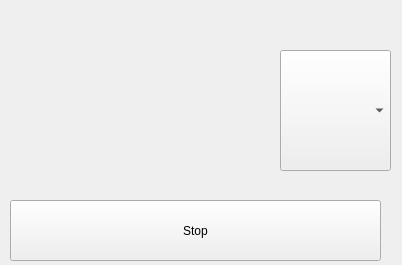
Before: the Qt Designer form FMS/inc/StopCar.ui in FRC-836/SoccerCars, drawn with Qt 5.
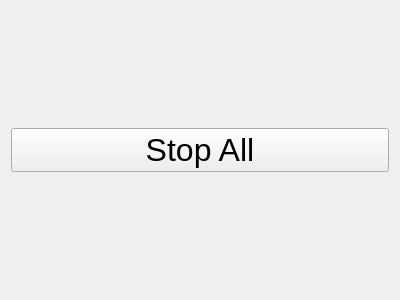
After: the same form once the commit is applied.

Commit message: remade several of the UI files, most are still in the works

The edit to the form file:
```diff
--- a/FMS/inc/StopCar.ui
+++ b/FMS/inc/StopCar.ui
@@ -6,36 +6,27 @@
    <rect>
     <x>0</x>
     <y>0</y>
-    <width>402</width>
-    <height>265</height>
+    <width>400</width>
+    <height>300</height>
    </rect>
   </property>
   <property name="windowTitle">
    <string>Form</string>
   </property>
-  <widget class="QPushButton" name="pushButton">
-   <property name="geometry">
-    <rect>
-     <x>10</x>
-     <y>200</y>
-     <width>371</width>
-     <height>61</height>
-    </rect>
-   </property>
-   <property name="text">
-    <string>Stop</string>
-   </property>
-  </widget>
-  <widget class="QComboBox" name="comboBox">
-   <property name="geometry">
-    <rect>
-     <x>280</x>
-     <y>50</y>
-     <width>111</width>
-     <height>121</height>
-    </rect>
-   </property>
-  </widget>
+  <layout class="QGridLayout" name="gridLayout">
+   <item row="0" column="0" colspan="2">
+    <widget class="QPushButton" name="btnKillAll">
+     <property name="font">
+      <font>
+       <pointsize>24</pointsize>
+      </font>
+     </property>
+     <property name="text">
+      <string>Stop All</string>
+     </property>
+    </widget>
+   </item>
+  </layout>
  </widget>
  <resources/>
  <connections/>
```
Left out of the diff: 4 changed lines with no effect on the pictures. The commit also changes 7 other files.
